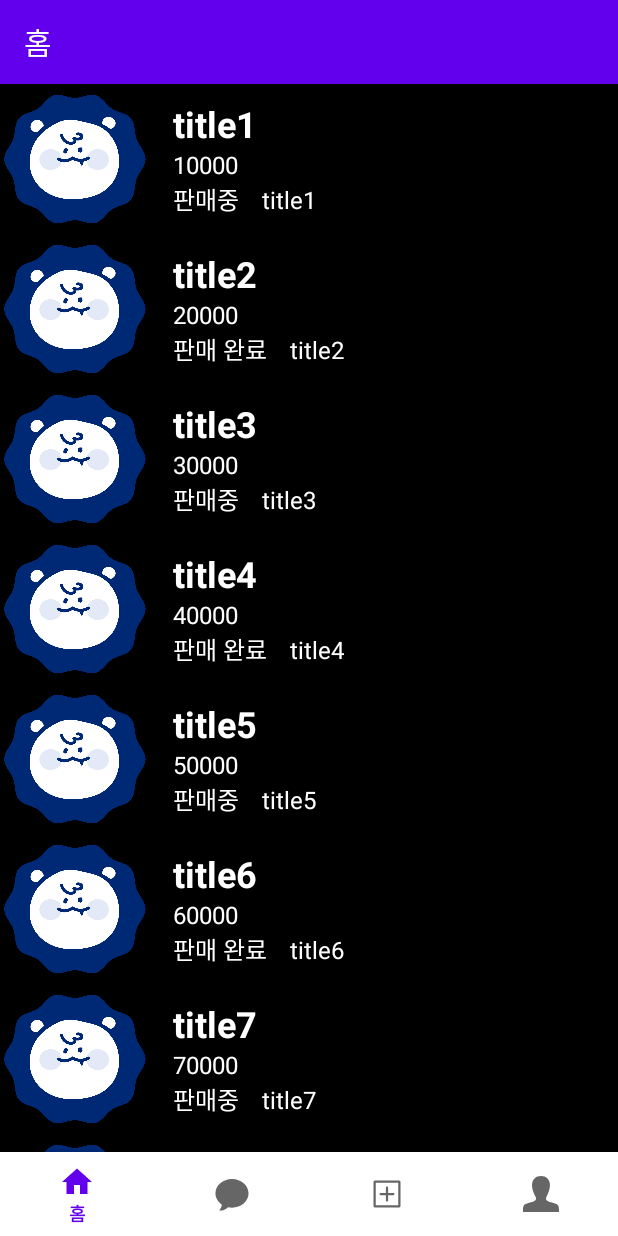
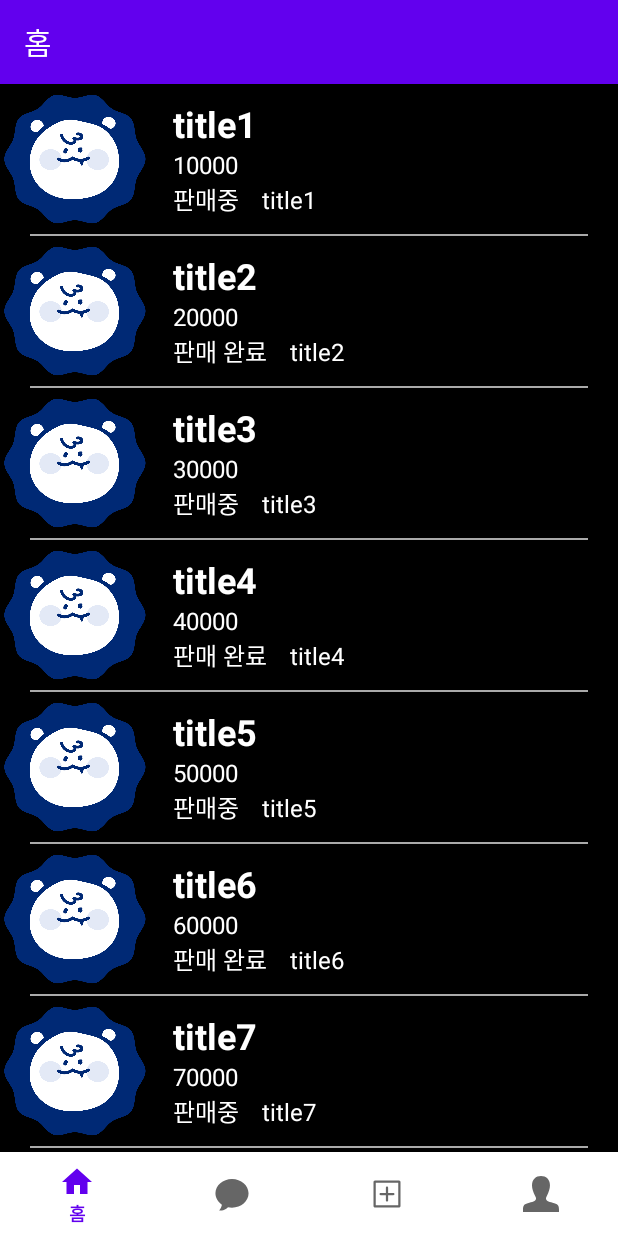
Before and after one commit to suzinlim/Android-MutsaMarket, an Android app: the screen it shows after launch (MainActivity), on a phone screen of 412 x 824 dp. Run offline under Robolectric (Android 15) with nearby library versions, the phone set to English and light mode, and no system bars; our stand-ins replace navigation-ui.

Commit message:
make line

```diff
--- a/app/src/main/res/layout/item_post.xml
+++ b/app/src/main/res/layout/item_post.xml
@@ -1,11 +1,15 @@
 <LinearLayout xmlns:android="http://schemas.android.com/apk/res/android"
     xmlns:tools="http://schemas.android.com/tools"
-    android:orientation="horizontal"
+    android:orientation="vertical"
     android:layout_width="match_parent"
     android:layout_height="wrap_content"
     android:background="@color/black"
     android:id="@+id/item_post">
 
+    <LinearLayout
+        android:layout_width="match_parent"
+        android:layout_height="wrap_content"
+        android:orientation="horizontal">
         <ImageView
             android:id="@+id/item_post_image"
             android:layout_width="100dp"
@@ -68,8 +72,14 @@
                     android:layout_weight="1" />
 
             </LinearLayout>
-        <!-- 중략 -->
 
         </LinearLayout>
+    </LinearLayout>
+    <View
+        android:layout_width="wrap_content"
+        android:layout_height="1dp"
+        android:layout_marginLeft="20dp"
+        android:layout_marginRight="20dp"
+        android:background="@android:color/darker_gray" />
 
 </LinearLayout>
```
Lines whose indentation alone changed are shown as unchanged.
